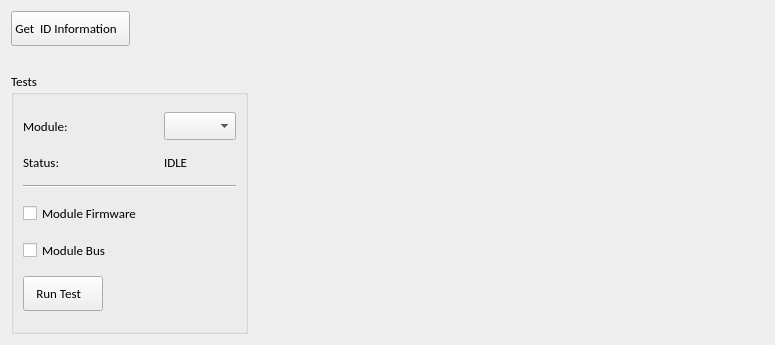
This is slsDetectorGui/forms/form_tab_debugging.ui in slsdetectorgroup/slsDetectorPackage as Qt 5 draws it before an edit. The edited form follows.
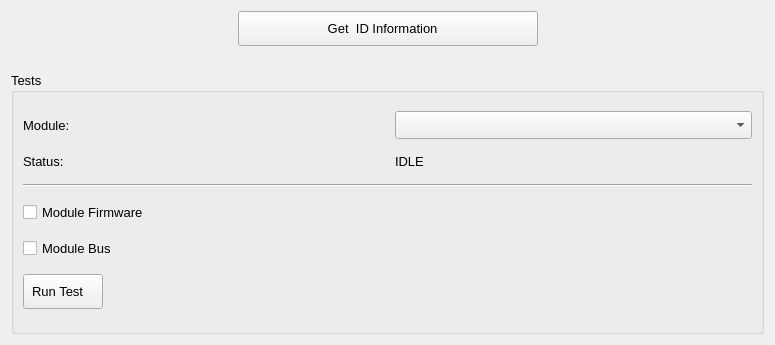
This is the edited form. Icons and pictures are not drawn.

Patch:
```diff
--- a/slsDetectorGui/forms/form_tab_debugging.ui
+++ b/slsDetectorGui/forms/form_tab_debugging.ui
@@ -30,7 +30,7 @@
   </property>
   <property name="font">
    <font>
-    <family>Carlito</family>
+    <family>Cantarell</family>
     <pointsize>10</pointsize>
    </font>
   </property>
@@ -38,7 +38,20 @@
    <string>Form</string>
   </property>
   <layout class="QGridLayout" name="gridLayout_2">
-   <item row="0" column="0">
+   <item row="1" column="0">
+    <spacer name="horizontalSpacer_2">
+     <property name="orientation">
+      <enum>Qt::Horizontal</enum>
+     </property>
+     <property name="sizeHint" stdset="0">
+      <size>
+       <width>40</width>
+       <height>20</height>
+      </size>
+     </property>
+    </spacer>
+   </item>
+   <item row="1" column="1">
     <widget class="QPushButton" name="btnGetInfo">
      <property name="sizePolicy">
       <sizepolicy hsizetype="Fixed" vsizetype="Fixed">
@@ -48,7 +61,7 @@
      </property>
      <property name="minimumSize">
       <size>
-       <width>0</width>
+       <width>300</width>
        <height>0</height>
       </size>
      </property>
@@ -58,6 +71,12 @@
        <height>35</height>
       </size>
      </property>
+     <property name="font">
+      <font>
+       <family>Cantarell</family>
+       <pointsize>10</pointsize>
+      </font>
+     </property>
      <property name="text">
       <string>Get  ID Information   </string>
      </property>
@@ -67,8 +86,49 @@
      </property>
     </widget>
    </item>
-   <item row="2" column="0">
+   <item row="2" column="1">
+    <spacer name="verticalSpacer">
+     <property name="orientation">
+      <enum>Qt::Vertical</enum>
+     </property>
+     <property name="sizeType">
+      <enum>QSizePolicy::Fixed</enum>
+     </property>
+     <property name="sizeHint" stdset="0">
+      <size>
+       <width>40</width>
+       <height>20</height>
+      </size>
+     </property>
+    </spacer>
+   </item>
+   <item row="1" column="2">
+    <spacer name="horizontalSpacer_4">
+     <property name="orientation">
+      <enum>Qt::Horizontal</enum>
+     </property>
+     <property name="sizeHint" stdset="0">
+      <size>
+       <width>40</width>
+       <height>20</height>
+      </size>
+     </property>
+    </spacer>
+   </item>
+   <item row="3" column="0" colspan="3">
     <widget class="QGroupBox" name="groupBox">
+     <property name="sizePolicy">
+      <sizepolicy hsizetype="Expanding" vsizetype="Preferred">
+       <horstretch>0</horstretch>
+       <verstretch>0</verstretch>
+      </sizepolicy>
+     </property>
+     <property name="font">
+      <font>
+       <family>Cantarell</family>
+       <pointsize>10</pointsize>
+      </font>
+     </property>
      <property name="focusPolicy">
       <enum>Qt::NoFocus</enum>
      </property>
@@ -106,6 +166,12 @@
           <height>16777215</height>
          </size>
         </property>
+        <property name="font">
+         <font>
+          <family>Cantarell</family>
+          <pointsize>10</pointsize>
+         </font>
+        </property>
         <property name="text">
          <string>Status:</string>
         </property>
@@ -125,6 +191,12 @@
           <height>35</height>
          </size>
         </property>
+        <property name="font">
+         <font>
+          <family>Cantarell</family>
+          <pointsize>10</pointsize>
+         </font>
+        </property>
         <property name="text">
          <string>Run Test   </string>
         </property>
@@ -136,6 +208,12 @@
       </item>
       <item row="3" column="0">
        <widget class="QCheckBox" name="chkDetectorFirmware">
+        <property name="font">
+         <font>
+          <family>Cantarell</family>
+          <pointsize>10</pointsize>
+         </font>
+        </property>
         <property name="focusPolicy">
          <enum>Qt::NoFocus</enum>
         </property>
@@ -154,16 +232,22 @@
         </property>
         <property name="minimumSize">
          <size>
-          <width>0</width>
+          <width>350</width>
           <height>0</height>
          </size>
         </property>
         <property name="maximumSize">
          <size>
-          <width>150</width>
+          <width>16777215</width>
           <height>16777215</height>
          </size>
         </property>
+        <property name="font">
+         <font>
+          <family>Cantarell</family>
+          <pointsize>10</pointsize>
+         </font>
+        </property>
         <property name="text">
          <string>Module:</string>
         </property>
@@ -171,6 +255,12 @@
       </item>
       <item row="4" column="0">
        <widget class="QCheckBox" name="chkDetectorBus">
+        <property name="font">
+         <font>
+          <family>Cantarell</family>
+          <pointsize>10</pointsize>
+         </font>
+        </property>
         <property name="focusPolicy">
          <enum>Qt::NoFocus</enum>
         </property>
@@ -187,6 +277,12 @@
           <verstretch>0</verstretch>
          </sizepolicy>
         </property>
+        <property name="font">
+         <font>
+          <family>Cantarell</family>
+          <pointsize>10</pointsize>
+         </font>
+        </property>
         <property name="text">
          <string>IDLE</string>
         </property>
@@ -206,10 +302,22 @@
           <height>28</height>
          </size>
         </property>
+        <property name="font">
+         <font>
+          <family>Cantarell</family>
+          <pointsize>10</pointsize>
+         </font>
+        </property>
        </widget>
       </item>
       <item row="2" column="0" colspan="4">
        <widget class="Line" name="line">
+        <property name="font">
+         <font>
+          <family>Cantarell</family>
+          <pointsize>10</pointsize>
+         </font>
+        </property>
         <property name="orientation">
          <enum>Qt::Horizontal</enum>
         </property>
@@ -218,38 +326,6 @@
      </layout>
     </widget>
    </item>
-   <item row="1" column="0">
-    <spacer name="verticalSpacer">
-     <property name="orientation">
-      <enum>Qt::Vertical</enum>
-     </property>
-     <property name="sizeType">
-      <enum>QSizePolicy::Fixed</enum>
-     </property>
-     <property name="sizeHint" stdset="0">
-      <size>
-       <width>40</width>
-       <height>20</height>
-      </size>
-     </property>
-    </spacer>
-   </item>
-   <item row="2" column="1">
-    <spacer name="horizontalSpacer_2">
-     <property name="orientation">
-      <enum>Qt::Horizontal</enum>
-     </property>
-     <property name="sizeType">
-      <enum>QSizePolicy::Expanding</enum>
-     </property>
-     <property name="sizeHint" stdset="0">
-      <size>
-       <width>20</width>
-       <height>20</height>
-      </size>
-     </property>
-    </spacer>
-   </item>
   </layout>
  </widget>
  <resources>
```
